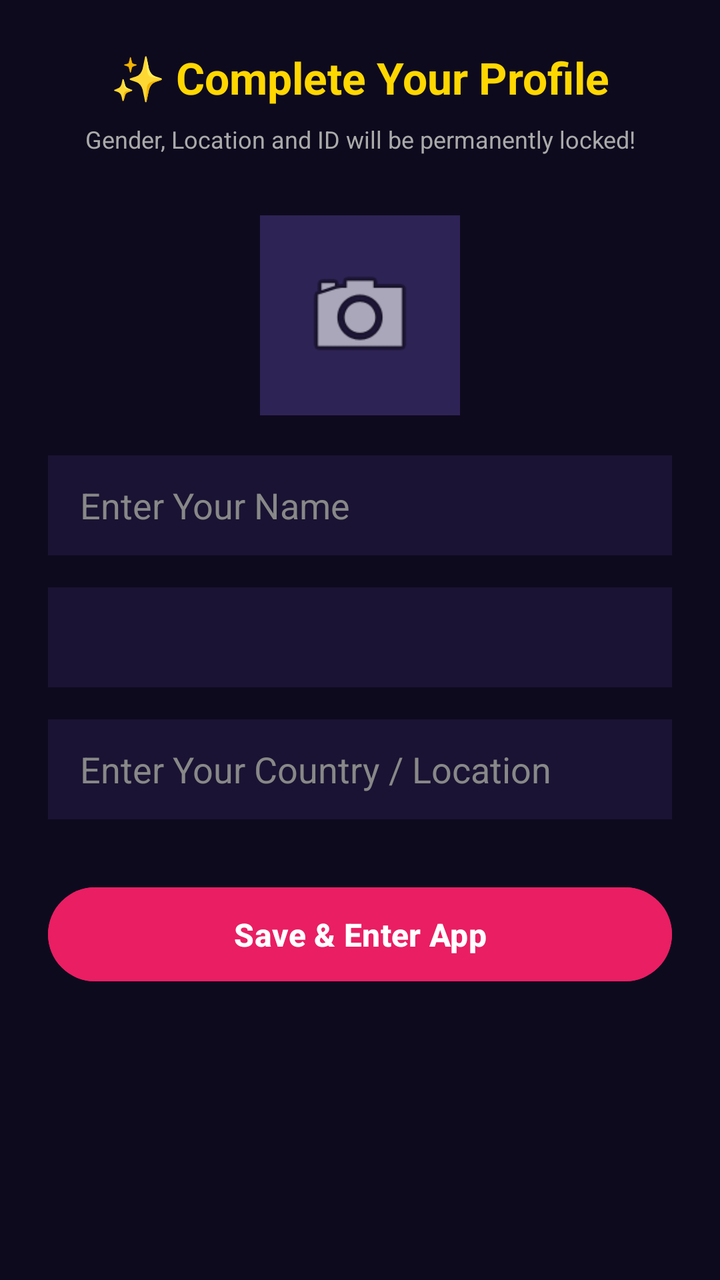
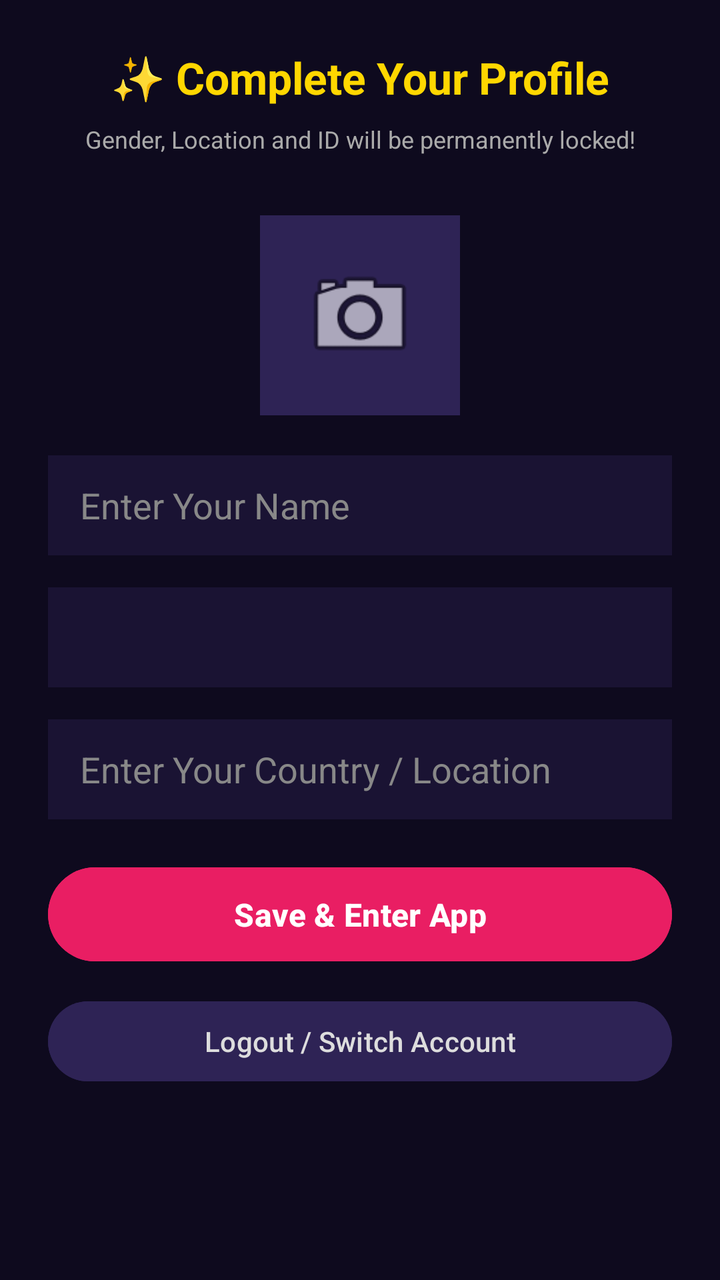

The first picture is an Android layout as it rendered before a commit; the second is the same layout after the commit. The layout source and the unified diff follow.
<!-- AndroidManifest.xml: application theme Theme.SRVoiceChat -->
<!-- res/layout/activity_edit_profile.xml -->
<?xml version="1.0" encoding="utf-8"?>
<LinearLayout xmlns:android="http://schemas.android.com/apk/res/android"
    android:layout_width="match_parent"
    android:layout_height="match_parent"
    android:orientation="vertical"
    android:background="#0E0A1E"
    android:padding="24dp"
    android:gravity="center_horizontal">

    <TextView
        android:layout_width="wrap_content"
        android:layout_height="wrap_content"
        android:text="✨ Complete Your Profile"
        android:textColor="#FFD700"
        android:textSize="22sp"
        android:textStyle="bold"
        android:layout_marginBottom="8dp"/>

    <TextView
        android:layout_width="wrap_content"
        android:layout_height="wrap_content"
        android:text="Gender, Location and ID will be permanently locked!"
        android:textColor="#AAAAAA"
        android:textSize="12sp"
        android:layout_marginBottom="30dp"
        android:gravity="center"/>

    
    <ImageView
        android:id="@+id/imgProfilePic"
        android:layout_width="100dp"
        android:layout_height="100dp"
        android:src="@android:drawable/ic_menu_camera"
        android:background="#2E2355"
        android:scaleType="centerCrop"
        android:layout_marginBottom="20dp"
        android:padding="20dp"/>

    
    <EditText
        android:id="@+id/inputName"
        android:layout_width="match_parent"
        android:layout_height="50dp"
        android:hint="Enter Your Name"
        android:textColor="#FFFFFF"
        android:textColorHint="#888888"
        android:background="#1A1333"
        android:paddingHorizontal="16dp"
        android:layout_marginBottom="16dp"
        android:maxLines="1"/>

    
    <Spinner
        android:id="@+id/spinnerGender"
        android:layout_width="match_parent"
        android:layout_height="50dp"
        android:background="#1A1333"
        android:layout_marginBottom="16dp"/>

    
    <EditText
        android:id="@+id/inputLocation"
        android:layout_width="match_parent"
        android:layout_height="50dp"
        android:hint="Enter Your Country / Location"
        android:textColor="#FFFFFF"
        android:textColorHint="#888888"
        android:background="#1A1333"
        android:paddingHorizontal="16dp"
        android:layout_marginBottom="30dp"
        android:maxLines="1"/>

    
    <Button
        android:id="@+id/btnSaveProfile"
        android:layout_width="match_parent"
        android:layout_height="55dp"
        android:text="Save &amp; Enter App"
        android:textColor="#FFFFFF"
        android:textSize="16sp"
        android:textStyle="bold"
        android:backgroundTint="#E91E63"/>

</LinearLayout>
<!-- resources referenced by this layout -->
<resources>
  <style name="Theme.SRVoiceChat" parent="Theme.Material3.DayNight.NoActionBar">
          <item name="colorPrimary">#FF4081</item>
          <item name="android:statusBarColor">#FF4081</item>
          <item name="android:windowLightStatusBar">true</item>
      </style>
</resources>

<!-- the commit's change to res/layout/activity_edit_profile.xml (unified diff, before → after) -->
@@ -67,7 +67,7 @@
         android:textColorHint="#888888"
         android:background="#1A1333"
         android:paddingHorizontal="16dp"
-        android:layout_marginBottom="30dp"
+        android:layout_marginBottom="20dp"
         android:maxLines="1"/>
 
     
@@ -79,6 +79,17 @@
         android:textColor="#FFFFFF"
         android:textSize="16sp"
         android:textStyle="bold"
-        android:backgroundTint="#E91E63"/>
+        android:backgroundTint="#E91E63"
+        android:layout_marginBottom="12dp"/>
+
+    
+    <Button
+        android:id="@+id/btnLogOut"
+        android:layout_width="match_parent"
+        android:layout_height="48dp"
+        android:text="Logout / Switch Account"
+        android:textColor="#DDDDDD"
+        android:textSize="14sp"
+        android:backgroundTint="#2E2355"/>
 
 </LinearLayout>
